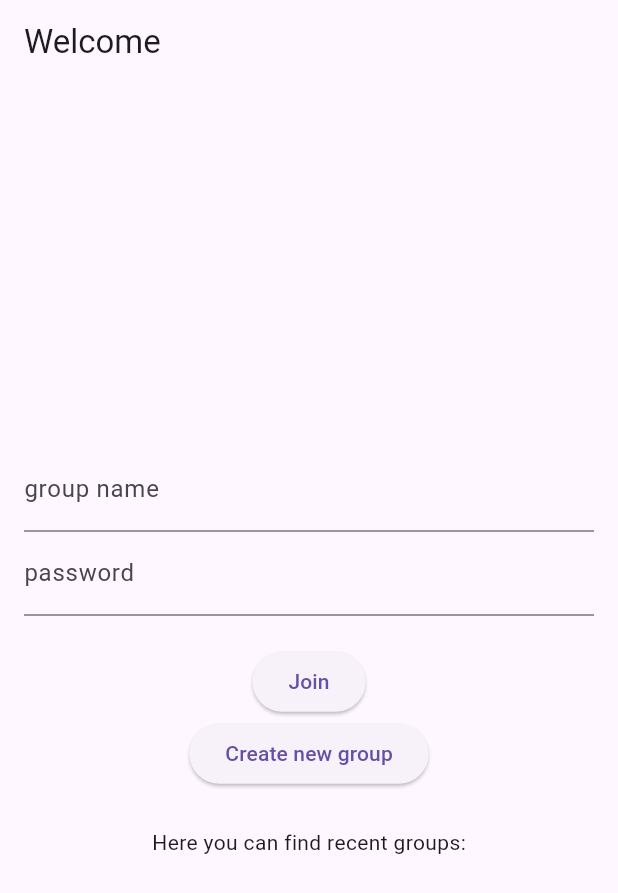
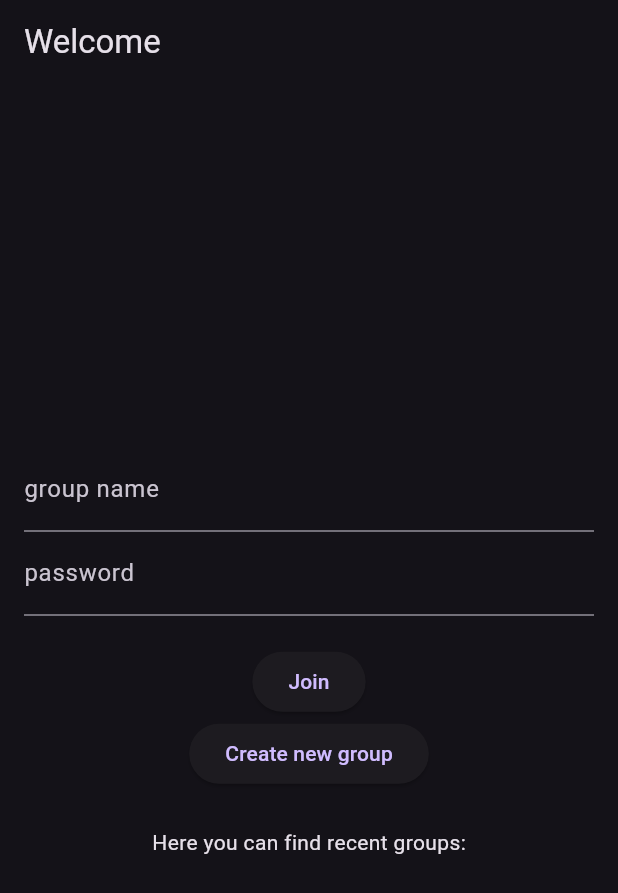
Before and after one commit to arsepav/MyFavoriteSpace, a Flutter app: the screen it shows after launch, on a phone screen of 412 x 824 dp. Shown: the top 893 px of the screen. Run offline on Flutter 3.47's test engine with Material 3 defaults, Android fonts, the phone set to English and light mode, and no system bars; our stand-ins replace cloud_firestore, firebase_core, firebase_storage, image_picker, permission_handler, shared_preferences; accounts and stored records are empty.

Commit message:
added dark theme

```diff
--- a/lib/login_screen.dart
+++ b/lib/login_screen.dart
@@ -1,9 +1,11 @@
 import 'package:cloud_firestore/cloud_firestore.dart';
 import 'package:flutter/material.dart';
+import 'package:provider/provider.dart';
 import 'package:some_space/creating_screen.dart';
 import 'package:some_space/memory_saver.dart';
-import 'package:some_space/space_editor.dart';
 import 'package:some_space/space_viewer.dart';
+import 'package:some_space/theme/theme_constants.dart';
+import 'package:some_space/theme/theme_manager.dart';
 
 Future<String> joinGroupCheck(String name, String password) async {
   var a = await FirebaseFirestore.instance
@@ -33,6 +35,26 @@ class _LogInScreenState extends State<LogInScreen> {
 
   bool joinProblem = false;
 
+  @override
+  void dispose(){
+    themeManager.removeListener(themeListener);
+    super.dispose();
+  }
+
+  @override
+  void initState(){
+    themeManager.addListener(themeListener);
+    super.initState();
+  }
+
+  themeListener(){
+    if (mounted){
+      setState(() {
+
+      });
+    }
+  }
+
   Future<void> someFunction(String name, String password) async {
     String group = await joinGroupCheck(name, password);
     setState(() {
@@ -55,9 +77,28 @@ class _LogInScreenState extends State<LogInScreen> {
 
   @override
   Widget build(BuildContext context) {
+    var themeNotifier = Provider.of<ThemeNotifier>(context);
+
     return Scaffold(
+      // backgroundColor: DarkTheme.backgroundColor,
+
       appBar: AppBar(
         title: const Text("Welcome"),
+        // backgroundColor: DarkTheme.backgroundColor,
+        actions: [
+          /*Switch(value: themeManager.themeMode == ThemeMode.dark,
+              onChanged: (newValue){
+                themeManager.toggleTheme(newValue);
+          setState(() {
+            var newTheme =
+            (themeNotifier.getTheme().brightness == Brightness.dark)
+                ? lightTheme
+                : darkTheme;
+
+            themeNotifier.setTheme(newTheme);
+          });
+        }),*/
+        ],
       ),
       body: Padding(
         padding: const EdgeInsets.all(16.0),
@@ -94,6 +135,7 @@ class _LogInScreenState extends State<LogInScreen> {
                             someFunction(groupTextController.text,
                                 passwordTextController.text);
                           },
+                          //style: ElevatedButton.styleFrom(backgroundColor: DarkTheme.buttonsColor),
                           child: const Text('Join'),
                         ),
                       ],
@@ -107,6 +149,7 @@ class _LogInScreenState extends State<LogInScreen> {
                     ),
                   );
                 },
+                // style: ElevatedButton.styleFrom(backgroundColor: DarkTheme.buttonsColor),
                 child: const Text("Create new group"),
               ),
               const SizedBox(height: 25,),
@@ -128,7 +171,9 @@ class _LogInScreenState extends State<LogInScreen> {
                         itemBuilder: (context, index) {
                           return ElevatedButton(onPressed: (){
                             someFunction(groups[index][0], groups[index][1]);
-                          }, child: Text(groups[index][0]));
+                          },
+                              // style: ElevatedButton.styleFrom(backgroundColor: DarkTheme.buttonsColor),
+                              child: Text(groups[index][0]));
                         },
                       );
                   }
--- /dev/null
+++ b/lib/theme/theme_constants.dart
@@ -0,0 +1,20 @@
+import 'package:flutter/material.dart';
+import 'package:some_space/theme/theme_manager.dart';
+
+ThemeManager themeManager = ThemeManager();
+
+
+// Light Theme
+ThemeData lightTheme = ThemeData(
+  primarySwatch: Colors.blue,
+  hintColor: Colors.green,
+  // Add other theme properties here
+);
+
+// Dark Theme
+ThemeData darkTheme = ThemeData(
+  brightness: Brightness.dark,
+  primarySwatch: Colors.teal,
+  hintColor: Colors.purple,
+  // Add other theme properties here
+);
--- /dev/null
+++ b/lib/theme/theme_manager.dart
@@ -0,0 +1,29 @@
+
+
+import 'package:flutter/cupertino.dart';
+import 'package:flutter/material.dart';
+
+class ThemeManager with ChangeNotifier{
+  ThemeMode _themeMode = ThemeMode.light;
+
+  get themeMode => _themeMode;
+
+  toggleTheme(bool isDark){
+    _themeMode = isDark ? ThemeMode.dark : ThemeMode.light;
+    print(isDark);
+    notifyListeners();
+  }
+}
+
+class ThemeNotifier with ChangeNotifier {
+  ThemeData _themeData;
+
+  ThemeNotifier(this._themeData);
+
+  getTheme() => _themeData;
+
+  setTheme(ThemeData themeData) {
+    _themeData = themeData;
+    notifyListeners();
+  }
+}
--- a/pubspec.yaml
+++ b/pubspec.yaml
@@ -40,6 +40,7 @@ dependencies:
   firebase_app_check: ^0.2.1+8
   shared_preferences: ^2.2.2
   http: ^1.1.2
+  provider: ^6.1.1
 
 dev_dependencies:
   flutter_test:
```
Also changed, not shown: lib/drag_and_drop.dart (+23 -129 lines), lib/main.dart (+10 -58 lines), pubspec.lock.
